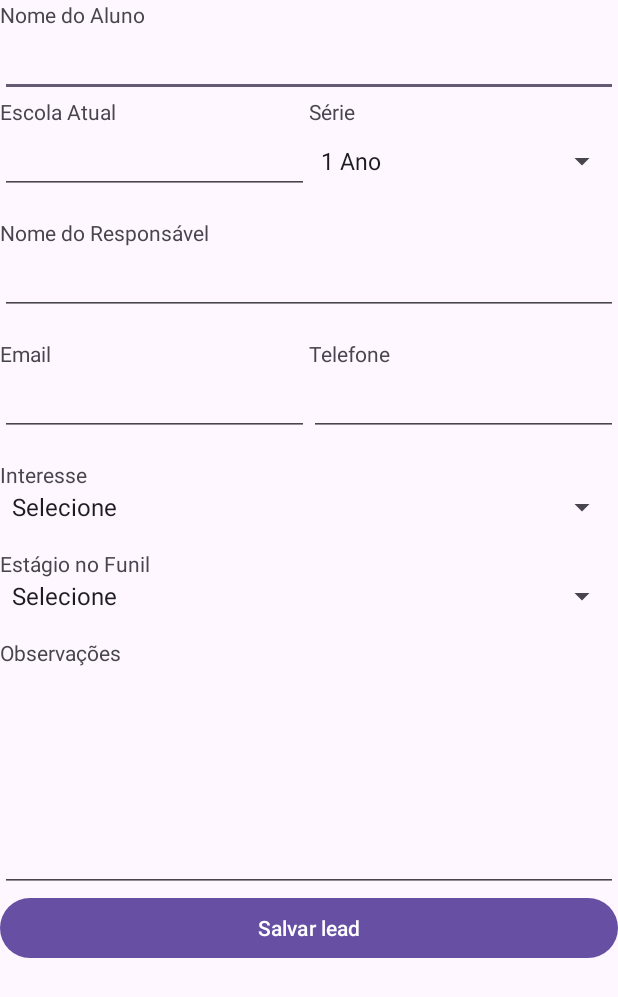
After one commit to danierumr/INF311ProjetoPratico, an Android app: the TelaNovoLead screen opened directly, with no data from a screen before it, on a phone screen of 412 x 824 dp. The commit adds this screen. Shown: the top 997 px of the screen. Run offline under Robolectric (Android 15) with nearby library versions, the phone set to English and light mode, and no system bars; network calls fail.

Commit message:
Implementação tela de novo lead

```diff
--- a/app/src/main/java/inf311/grupo1/projetopratico/MainActivity.java
+++ b/app/src/main/java/inf311/grupo1/projetopratico/MainActivity.java
@@ -66,6 +66,7 @@ public class MainActivity extends AppCompatActivity {
 
         String url = "https://crmufvgrupo1.apprubeus.com.br/api/Contato/cadastro";
         URL urlObj = new URL(url);
+        Log.w("myapp","Mandando contato...");
         HttpURLConnection conn = (HttpURLConnection) urlObj.openConnection();
 
         conn.setDoOutput(true);
--- /dev/null
+++ b/app/src/main/java/inf311/grupo1/projetopratico/TelaNovoLead.java
@@ -0,0 +1,210 @@
+package inf311.grupo1.projetopratico;
+
+import android.os.Bundle;
+import android.os.StrictMode;
+import android.util.Log;
+import android.view.View;
+import android.widget.ArrayAdapter;
+import android.widget.Spinner;
+import android.widget.TextView;
+
+import androidx.appcompat.app.AppCompatActivity;
+
+import java.io.BufferedInputStream;
+import java.io.BufferedReader;
+import java.io.DataOutputStream;
+import java.io.IOException;
+import java.io.InputStream;
+import java.io.InputStreamReader;
+import java.io.UnsupportedEncodingException;
+import java.net.HttpURLConnection;
+import java.net.URL;
+import java.net.URLEncoder;
+import java.util.HashMap;
+
+public class TelaNovoLead extends AppCompatActivity
+{
+
+
+    private  String[] series;
+    private  String[] interests ;
+    private  String[] est_funil ;
+
+    @Override
+    protected void onCreate(Bundle savedInstanceState)
+    {
+        super.onCreate(savedInstanceState);
+        setContentView(R.layout.tela_novo_lead);
+
+        StrictMode.ThreadPolicy policy = new StrictMode.ThreadPolicy.Builder().permitAll().build();
+        StrictMode.setThreadPolicy(policy);
+
+         series = new String[]{"1 Ano", "2 Ano", "3 Ano", "4 Ano", "5 Ano", "6 Ano", "7 Ano", "8 Ano", "9 Ano",
+        "1 EM", "2 EM", "3 EM"};
+
+        interests =  new String[]{"Selecione","Matricula imediata","Conhecer a escola","Informações",
+        "Valores","Bolsa de estudos"};
+
+        est_funil =  new String[]{"Selecione","Novos Leads","Contatados","Interessados","Agendados",
+        "Visitaram","Matriculados"};
+
+
+
+        ArrayAdapter<String> ad_sr = new ArrayAdapter<>(
+                this,
+                android.R.layout.simple_spinner_item,
+                series
+        );
+
+        ArrayAdapter<String> ad_in = new ArrayAdapter<>(
+                this,
+                android.R.layout.simple_spinner_item,
+                interests
+        );
+
+        ArrayAdapter<String> ad_fn = new ArrayAdapter<>(
+                this,
+                android.R.layout.simple_spinner_item,
+                est_funil
+        );
+
+
+        Spinner serie = (Spinner) findViewById(R.id.serie_spinner);
+        Spinner sp_interests = (Spinner) findViewById(R.id.spinner_interesse);
+        Spinner funil = (Spinner) findViewById(R.id.spinner_funil);
+
+        serie.setAdapter(ad_sr);
+        sp_interests.setAdapter(ad_in);
+        funil.setAdapter(ad_fn);
+
+
+
+
+    }
+
+
+    public void register_lead(View v) throws IOException
+    {
+
+        var nma = ( (TextView)findViewById(R.id.edittext_name) ).getText().toString();
+
+        if(nma.matches(""))
+        {
+            return;
+        }
+
+        var nme = ( (TextView)findViewById(R.id.edittext_escola) ).getText().toString();
+
+        if(nme.matches(""))
+        {
+            return;
+        }
+
+        int serie_inx = ((Spinner)findViewById(R.id.serie_spinner)).getSelectedItemPosition();
+        var serie = series[serie_inx];
+
+        if(serie.matches(""))
+        {
+            return;
+        }
+
+        var nmr = ( (TextView)findViewById(R.id.edittext_nome_resp) ).getText().toString();
+
+        if(nmr.matches(""))
+        {
+            return;
+        }
+
+        var email = ( (TextView)findViewById(R.id.edittext_email) ).getText().toString();
+
+        if(email.matches(""))
+        {
+            return;
+        }
+
+        var tel = ( (TextView)findViewById(R.id.edittext_tel) ).getText().toString();
+
+        if(tel.matches(""))
+        {
+            return;
+        }
+
+        int inte_inx = ((Spinner)findViewById(R.id.spinner_interesse)).getSelectedItemPosition();
+
+        if(inte_inx==0)
+        {
+            return;
+        }
+
+        int funil_inx =  ((Spinner)findViewById(R.id.spinner_funil)).getSelectedItemPosition();
+
+        if(funil_inx==0)
+        {
+            return;
+        }
+
+        var obs = ( (TextView)findViewById(R.id.edittext_obser) ).getText().toString();
+
+
+
+
+
+        HashMap<String, String> params = new HashMap<>();
+        params.put("origem", "7");
+        params.put("token", "b502570a7d57926038efe5c95a234b18");
+
+        params.put("nome", nma);
+        params.put("emailPrincipal", email);
+        params.put("telefonePrincipal", tel);
+        params.put("escolaOrigem",nme);
+
+        //b502570a7d57926038efe5c95a234b18
+
+
+        StringBuilder sbParams = new StringBuilder();
+        int i = 0;
+        for (String key : params.keySet()) {
+            try {
+                if (i != 0) {
+                    sbParams.append("&");
+                }
+                sbParams.append(key).append("=").append(URLEncoder.encode(params.get(key), "UTF-8"));
+            } catch (UnsupportedEncodingException e) {
+                e.printStackTrace();
+            }
+            i++;
+        }
+
+        String url = "https://crmufvgrupo1.apprubeus.com.br/api/Contato/cadastro";
+        URL urlObj = new URL(url);
+        Log.w("myAPP","Mandando o request");
+        HttpURLConnection conn = (HttpURLConnection) urlObj.openConnection();
+
+        conn.setDoOutput(true);
+        conn.setRequestMethod("POST");
+        conn.setRequestProperty("Accept-Charset", "UTF-8");
+        conn.setReadTimeout(10000);
+        conn.setConnectTimeout(15000);
+        conn.connect();
+
+        String paramsString = sbParams.toString();
+        DataOutputStream wr = new DataOutputStream(conn.getOutputStream());
+        wr.writeBytes(paramsString);
+        wr.flush();
+        wr.close();
+
+        InputStream in = new BufferedInputStream(conn.getInputStream());
+        BufferedReader reader = new BufferedReader(new InputStreamReader(in));
+        StringBuilder result = new StringBuilder();
+        String line;
+        while ((line = reader.readLine()) != null) {
+            result.append(line);
+        }
+
+        Log.w("myAPP","Final do request");
+
+
+    }
+
+
+}
--- a/app/src/main/res/layout/tela_login.xml
+++ b/app/src/main/res/layout/tela_login.xml
@@ -132,6 +132,7 @@
         android:text="@string/do_login"
         android:layout_marginTop="32dp"
         android:layout_below="@+id/linear_layout"
+        android:onClick="to_dashboard"
         >
 
     </Button>
--- /dev/null
+++ b/app/src/main/res/layout/tela_novo_lead.xml
@@ -0,0 +1,261 @@
+<?xml version="1.0" encoding="utf-8"?>
+<RelativeLayout xmlns:android="http://schemas.android.com/apk/res/android"
+    android:layout_width="match_parent"
+    android:layout_height="match_parent"
+    xmlns:tools="http://schemas.android.com/tools"
+    tools:context=".TelaNovoLead"
+    android:id = "@+id/tela_novo_lead"
+
+    >
+
+    <TextView
+        android:id = "@+id/textview_name"
+        android:layout_width="match_parent"
+        android:layout_height="wrap_content"
+        android:text="@string/aluno_name"
+
+        >
+
+    </TextView>
+
+    <EditText
+        android:layout_width="match_parent"
+        android:layout_height="wrap_content"
+        android:id="@+id/edittext_name"
+        android:layout_below="@+id/textview_name"
+        android:inputType="text"
+        >
+
+    </EditText>
+
+    <LinearLayout
+        android:id="@+id/linear_layout"
+        android:layout_width="match_parent"
+        android:layout_height="wrap_content"
+        android:layout_below="@+id/edittext_name"
+        android:orientation="horizontal"
+        >
+
+        <TextView
+            android:id = "@+id/textview_escola"
+            android:layout_width="0dp"
+            android:layout_height="wrap_content"
+            android:layout_weight="1"
+            android:text="@string/escola_atual"
+
+            >
+
+        </TextView>
+
+        <TextView
+            android:id = "@+id/textview_serie"
+            android:layout_width="0dp"
+            android:layout_height="wrap_content"
+            android:layout_weight="1"
+            android:text="@string/serie"
+            android:layout_toEndOf="@+id/textview_escola"
+
+            >
+
+        </TextView>
+
+
+    </LinearLayout>
+
+    <LinearLayout
+        android:layout_width="match_parent"
+        android:layout_height="wrap_content"
+        android:id="@+id/linear_layout2"
+        android:orientation="horizontal"
+        android:layout_below="@id/linear_layout"
+
+        >
+
+        <EditText
+            android:id = "@+id/edittext_escola"
+            android:layout_width="0dp"
+            android:layout_height="wrap_content"
+            android:layout_weight="1"
+            android:inputType="text"
+            >
+
+        </EditText>
+
+        <Spinner
+            android:id ="@+id/serie_spinner"
+            android:layout_width="0dp"
+            android:layout_height="wrap_content"
+            android:layout_weight="1"
+            >
+
+        </Spinner>
+
+
+
+
+
+    </LinearLayout>
+
+
+    <TextView
+        android:layout_marginTop="16dp"
+        android:id="@+id/textview_nome_responsavel"
+        android:layout_width="match_parent"
+        android:layout_height="wrap_content"
+        android:layout_below="@+id/linear_layout2"
+        android:text="@string/nome_responsável"
+        >
+
+    </TextView>
+
+    <EditText
+        android:id="@+id/edittext_nome_resp"
+        android:layout_width="match_parent"
+        android:layout_height="wrap_content"
+        android:layout_below="@id/textview_nome_responsavel"
+        android:inputType="text"
+        >
+
+    </EditText>
+
+    <LinearLayout
+        android:layout_marginTop="16dp"
+        android:id="@+id/linear_layout3"
+        android:layout_width="match_parent"
+        android:layout_height="wrap_content"
+        android:orientation="horizontal"
+        android:layout_below="@id/edittext_nome_resp"
+        >
+
+        <TextView
+            android:id="@+id/textview_email"
+            android:layout_width="0dp"
+            android:layout_height="wrap_content"
+            android:layout_weight="1"
+            android:text="@string/email"
+            >
+
+        </TextView>
+
+        <TextView
+            android:id="@+id/textview_tel"
+            android:layout_width="0dp"
+            android:layout_height="wrap_content"
+            android:layout_weight="1"
+            android:text="@string/tel"
+            >
+
+        </TextView>
+
+
+    </LinearLayout>
+
+    <LinearLayout
+
+        android:id="@+id/linear_layout4"
+        android:layout_width="match_parent"
+        android:layout_height="wrap_content"
+        android:orientation="horizontal"
+        android:layout_below="@id/linear_layout3"
+        >
+
+        <EditText
+            android:id="@+id/edittext_email"
+            android:layout_width="0dp"
+            android:layout_height="wrap_content"
+            android:layout_weight="1"
+            android:inputType="textEmailAddress"
+            >
+
+        </EditText>
+
+        <EditText
+            android:id="@+id/edittext_tel"
+            android:layout_width="0dp"
+            android:layout_height="wrap_content"
+            android:layout_weight="1"
+            android:inputType="phone"
+            >
+
+        </EditText>
+
+    </LinearLayout>
+
+    <TextView
+        android:layout_marginTop="16dp"
+        android:id="@+id/textview_interrese"
+        android:layout_width="match_parent"
+        android:layout_height="wrap_content"
+        android:text="@string/interesse"
+        android:layout_below="@id/linear_layout4"
+        >
+
+    </TextView>
+
+    <Spinner
+        android:id="@+id/spinner_interesse"
+        android:layout_width="match_parent"
+        android:layout_height="wrap_content"
+        android:layout_below="@id/textview_interrese"
+        >
+
+    </Spinner>
+
+    <TextView
+        android:layout_marginTop="16dp"
+        android:id="@+id/textview_funil"
+        android:layout_width="match_parent"
+        android:layout_height="wrap_content"
+        android:text="@string/estagio_funil"
+        android:layout_below="@id/spinner_interesse"
+        >
+
+    </TextView>
+
+    <Spinner
+        android:id="@+id/spinner_funil"
+        android:layout_width="match_parent"
+        android:layout_height="wrap_content"
+        android:layout_below="@id/textview_funil"
+        >
+
+    </Spinner>
+
+    <TextView
+        android:id="@+id/textview_observacoes"
+        android:layout_width="match_parent"
+        android:layout_height="wrap_content"
+        android:layout_marginTop="16dp"
+        android:layout_below="@id/spinner_funil"
+        android:text="@string/obser"
+        >
+
+    </TextView>
+
+    <EditText
+        android:layout_below="@id/textview_observacoes"
+        android:id="@+id/edittext_obser"
+        android:layout_width="match_parent"
+        android:layout_height="150dp"
+        android:inputType="text|textMultiLine"
+        android:gravity="top"
+        />
+
+
+    <Button
+        android:id="@+id/button_enviar"
+        android:layout_width="match_parent"
+        android:layout_height="wrap_content"
+        android:text="@string/salvar_lead"
+        android:layout_below="@id/edittext_obser"
+        android:onClick="register_lead"
+        >
+
+    </Button>
+
+
+
+
+
+
+</RelativeLayout>
--- a/app/src/main/res/values/strings.xml
+++ b/app/src/main/res/values/strings.xml
@@ -16,4 +16,15 @@
     <string name="user">Consultor</string>
     <string name="do_login">Entrar</string>
 
+    <string name="aluno_name">Nome do Aluno</string>
+    <string name="escola_atual">Escola Atual</string>
+    <string name="serie">Série</string>
+    <string name="nome_responsável">Nome do Responsável</string>
+    <string name="tel">Telefone</string>
+    <string name="interesse">Interesse</string>
+    <string name="estagio_funil">Estágio no Funil</string>
+    <string name="obser">Observações</string>
+    <string name="salvar_lead">Salvar lead</string>
+
+
 </resources>
```
Also changed, not shown: app/src/main/AndroidManifest.xml (+14 -0 lines), app/src/main/java/inf311/grupo1/projetopratico/TelaDashboard.java (added, +92 -0 lines), app/src/main/java/inf311/grupo1/projetopratico/TelaLogin.java (+11 -2 lines), app/src/main/res/layout/tela_dashboard.xml (added, +19 -0 lines).
